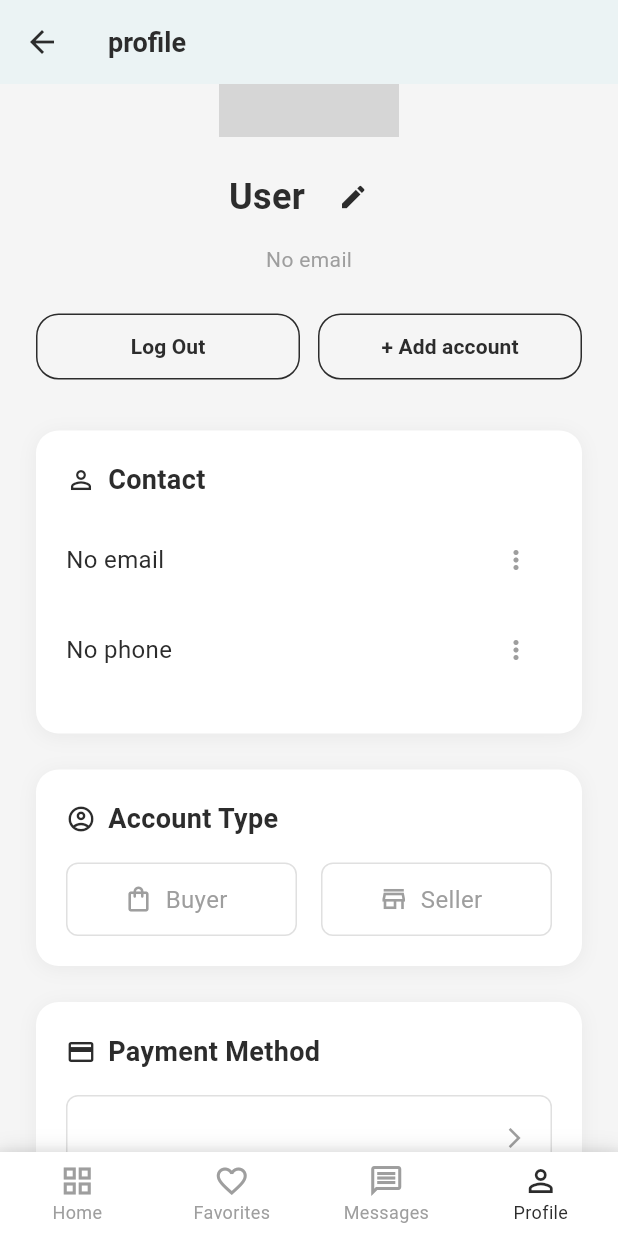
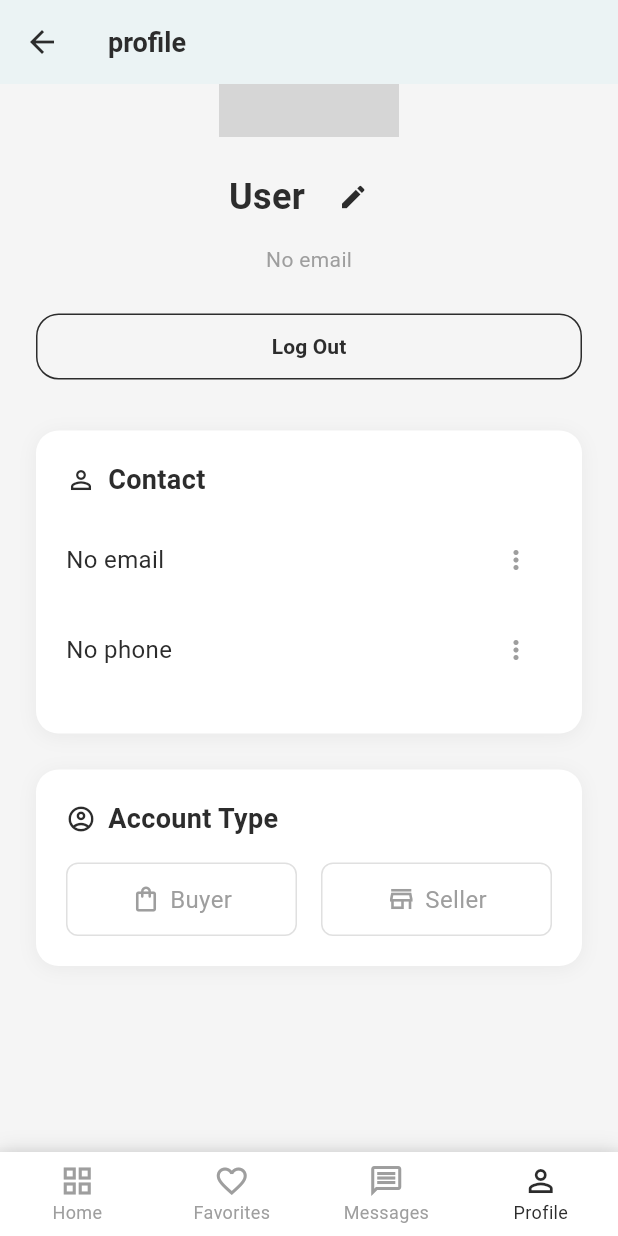
Before and after one commit to BETELHEM-TAYE/GROUP6-mobileapp, a Flutter app: the ProfileScreen screen opened directly, scrolled down 144 dp, on a phone screen of 412 x 824 dp. Run offline on Flutter 3.47's test engine with Material 3 defaults, Android fonts, the phone set to English and light mode, and no system bars; our stand-ins replace image_picker, supabase_flutter; accounts and stored records are empty; network calls fail; grey boxes are pictures that could not be loaded.

Commit message:
UI fixes

```diff
--- a/lib/screens/home_screen.dart
+++ b/lib/screens/home_screen.dart
@@ -159,7 +159,7 @@ class _HomeScreenState extends State<HomeScreen> {
               child: TextField(
                 controller: _searchController,
                 decoration: InputDecoration(
-                  hintText: 'Q Search Properties...',
+                  hintText: 'Search Properties...',
                   hintStyle: TextStyle(color: mediumGray),
                   prefixIcon: Icon(Icons.search, color: mediumGray),
                   suffixIcon: IconButton(
--- a/lib/screens/profile_screen.dart
+++ b/lib/screens/profile_screen.dart
@@ -210,9 +210,8 @@ class _ProfileScreenState extends State<ProfileScreen> {
             ),
             const SizedBox(height: 24),
             // Action Buttons
-            Row(
-              children: [
-                Expanded(
+            SizedBox(
+              width: double.infinity,
               child: OutlinedButton(
                 onPressed: _handleLogout,
                 style: OutlinedButton.styleFrom(
@@ -230,30 +229,6 @@ class _ProfileScreenState extends State<ProfileScreen> {
                   ),
                 ),
               ),
-                ),
-                const SizedBox(width: 12),
-                Expanded(
-                  child: OutlinedButton(
-                    onPressed: () {
-                      // TODO: Add account functionality
-                    },
-                    style: OutlinedButton.styleFrom(
-                      side: const BorderSide(color: primaryDark),
-                      padding: const EdgeInsets.symmetric(vertical: 12),
-                      shape: RoundedRectangleBorder(
-                        borderRadius: BorderRadius.circular(15),
-                      ),
-                    ),
-                    child: const Text(
-                      '+ Add account',
-                      style: TextStyle(
-                        color: primaryDark,
-                        fontWeight: FontWeight.w600,
-                      ),
-                    ),
-                  ),
-                ),
-              ],
             ),
             const SizedBox(height: 32),
             // Contact Section
@@ -329,45 +304,6 @@ class _ProfileScreenState extends State<ProfileScreen> {
                 ],
               ),
             ],
-            const SizedBox(height: 24),
-            // Payment Method Section
-            _buildSection(
-              icon: Icons.credit_card,
-              title: 'Payment Method',
-              children: [
-                GestureDetector(
-                  onTap: () => _showPaymentMethodPicker(user),
-                  child: Container(
-                    padding: const EdgeInsets.all(16),
-                    decoration: BoxDecoration(
-                      color: Colors.white,
-                      borderRadius: BorderRadius.circular(8),
-                      border: Border.all(color: Colors.grey[300]!),
-                    ),
-                    child: Row(
-                      mainAxisAlignment: MainAxisAlignment.spaceBetween,
-                      children: [
-                        Text(
-                          user.paymentMethod ?? 'Select payment method',
-                          style: TextStyle(
-                            fontSize: 16,
-                            fontWeight: FontWeight.w600,
-                            color: user.paymentMethod != null
-                                ? primaryDark
-                                : mediumGray,
-                          ),
-                        ),
-                        const Icon(
-                          Icons.arrow_forward_ios,
-                          size: 16,
-                          color: mediumGray,
-                        ),
-                      ],
-                    ),
-                  ),
-                ),
-              ],
-            ),
             const SizedBox(height: 100), // Space for bottom nav
           ],
         ),
@@ -521,7 +457,7 @@ class _ProfileScreenState extends State<ProfileScreen> {
     return GestureDetector(
       onTap: onTap,
       child: Container(
-        padding: const EdgeInsets.symmetric(vertical: 12, horizontal: 16),
+        padding: const EdgeInsets.symmetric(vertical: 12, horizontal: 12),
         decoration: BoxDecoration(
           color: isSelected ? primaryDark.withOpacity(0.1) : Colors.white,
           borderRadius: BorderRadius.circular(8),
@@ -532,28 +468,33 @@ class _ProfileScreenState extends State<ProfileScreen> {
         ),
         child: Row(
           mainAxisAlignment: MainAxisAlignment.center,
+          mainAxisSize: MainAxisSize.min,
           children: [
             Icon(
               icon,
               color: isSelected ? primaryDark : mediumGray,
               size: 20,
             ),
-            const SizedBox(width: 8),
-            Text(
+            const SizedBox(width: 6),
+            Flexible(
+              child: Text(
                 role,
                 style: TextStyle(
                   fontSize: 16,
                   fontWeight: isSelected ? FontWeight.w600 : FontWeight.normal,
                   color: isSelected ? primaryDark : mediumGray,
                 ),
+                overflow: TextOverflow.ellipsis,
               ),
-            const SizedBox(width: 8),
-            if (isSelected)
+            ),
+            if (isSelected) ...[
+              const SizedBox(width: 6),
               const Icon(
                 Icons.check_circle,
                 color: primaryDark,
                 size: 20,
               ),
+            ],
           ],
         ),
       ),
@@ -624,93 +565,4 @@ class _ProfileScreenState extends State<ProfileScreen> {
     }
   }
 
-  Future<void> _showPaymentMethodPicker(User user) async {
-    final paymentMethods = [
-      'CBE (Commercial Bank of Ethiopia)',
-      'Abyssinia Bank',
-      'Bank of Abyssinia',
-      'Awash Bank',
-      'VISA',
-      'Mastercard',
-      'PayPal',
-    ];
-
-    final selectedMethod = await showModalBottomSheet<String>(
-      context: context,
-      shape: const RoundedRectangleBorder(
-        borderRadius: BorderRadius.vertical(top: Radius.circular(20)),
-      ),
-      builder: (BuildContext context) {
-        return Container(
-          padding: const EdgeInsets.all(24),
-          child: Column(
-            mainAxisSize: MainAxisSize.min,
-            crossAxisAlignment: CrossAxisAlignment.start,
-            children: [
-              const Text(
-                'Select Payment Method',
-                style: TextStyle(
-                  fontSize: 20,
-                  fontWeight: FontWeight.bold,
-                  color: primaryDark,
-                ),
-              ),
-              const SizedBox(height: 16),
-              ...paymentMethods.map((method) {
-                final isSelected = user.paymentMethod == method;
-                return ListTile(
-                  title: Text(method),
-                  leading: Icon(
-                    isSelected ? Icons.check_circle : Icons.circle_outlined,
-                    color: isSelected ? primaryDark : mediumGray,
-                  ),
-                  onTap: () => Navigator.of(context).pop(method),
-                );
-              }),
-            ],
-          ),
-        );
-      },
-    );
-
-    if (selectedMethod != null && selectedMethod != user.paymentMethod) {
-      try {
-        final updatedUser = User(
-          id: user.id,
-          name: user.name,
-          email: user.email,
-          phone: user.phone,
-          address: user.address,
-          dateOfBirth: user.dateOfBirth,
-          gender: user.gender,
-          aboutMe: user.aboutMe,
-          profileImageUrl: user.profileImageUrl,
-          userRole: user.userRole,
-          paymentMethod: selectedMethod,
-        );
-
-        await _databaseService.updateUserProfile(updatedUser);
-        if (mounted) {
-          setState(() {
-            _user = updatedUser;
-          });
-          ScaffoldMessenger.of(context).showSnackBar(
-            const SnackBar(
-              content: Text('Payment method updated successfully'),
-              backgroundColor: Colors.green,
-            ),
-          );
 }
-      } catch (e) {
-        if (mounted) {
-          ScaffoldMessenger.of(context).showSnackBar(
-            SnackBar(
-              content: Text('Error updating payment method: ${e.toString()}'),
-              backgroundColor: Colors.red,
-            ),
-          );
-        }
-      }
-    }
-  }
-}
```
Lines whose indentation alone changed are shown as unchanged.
